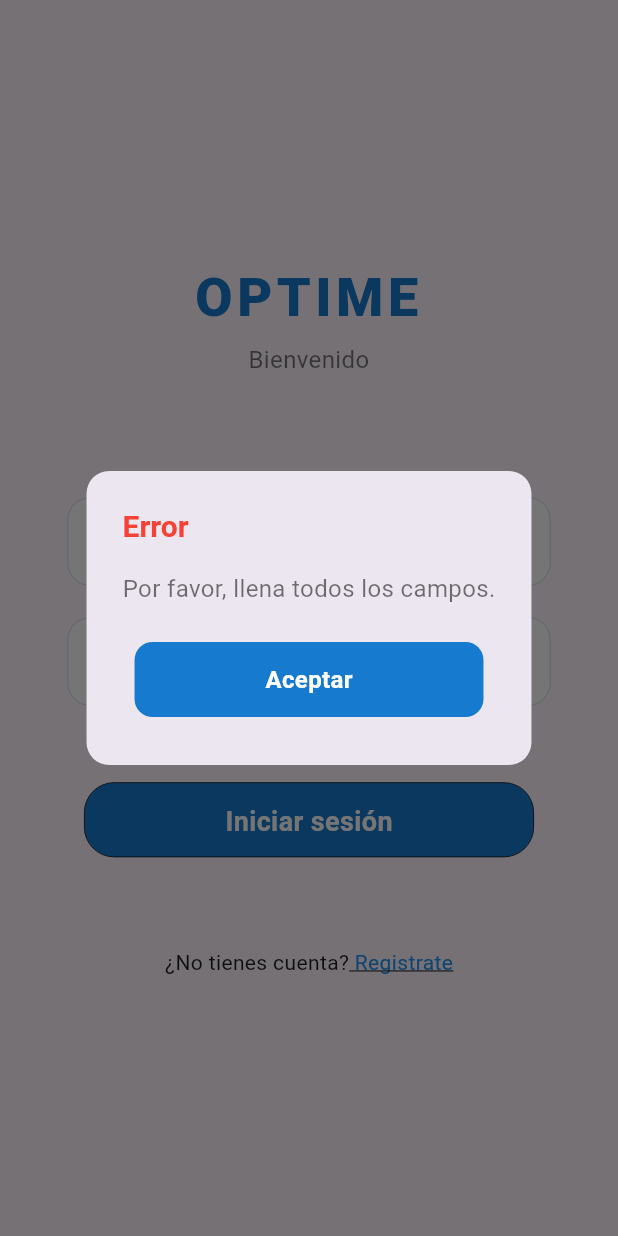
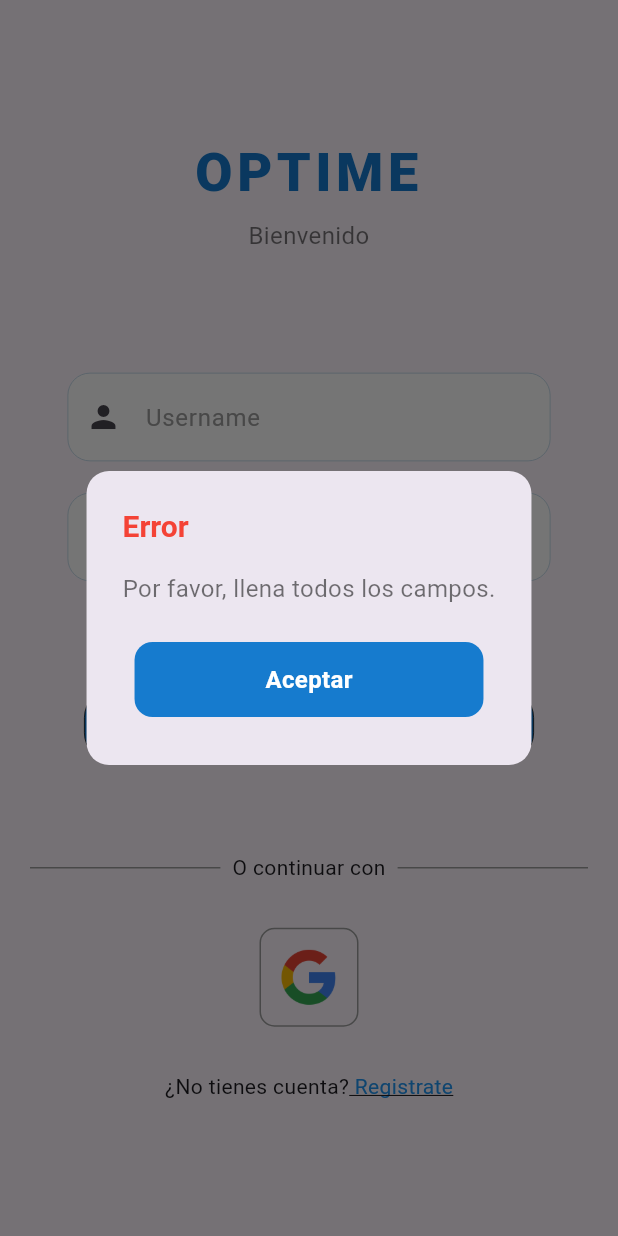
Before and after one commit to cristianOvando/optime-app-movil, a Flutter app: the screen it shows after launch, after a tap on "Iniciar sesión", on a phone screen of 412 x 824 dp. Run offline on Flutter 3.47's test engine with Material 3 defaults, Android fonts, the phone set to English and light mode, and no system bars; our stand-ins replace firebase_auth, firebase_core, flutter_dotenv, font_awesome_flutter, google_sign_in, percent_indicator and 2 more; missing offline and left inert: dart_amqp; accounts and stored records are empty.

Commit message:
[FIX] login with google

```diff
--- a/lib/main.dart
+++ b/lib/main.dart
@@ -1,17 +1,18 @@
 import 'package:flutter/material.dart';
+import 'package:firebase_core/firebase_core.dart';
+import 'package:flutter_dotenv/flutter_dotenv.dart';
+import 'package:optime/screens/login_screen.dart';
 import 'package:optime/screens/create_contact_screen.dart';
 import 'package:optime/screens/home_screen.dart';
-import 'package:optime/screens/login_screen.dart';
 import 'package:optime/screens/register_user_screen.dart.dart';
+import 'package:optime/screens/validate_code_screen.dart';
+import 'package:optime/screens/timer_screen.dart';
+import 'package:optime/screens/statistics_screen.dart';
+import 'package:optime/screens/settings_screen.dart';
 import 'package:optime/screens/schedule_screen.dart';
 import 'package:optime/screens/forum_screen.dart';
 import 'package:optime/screens/chatbot_screen.dart';
 import 'package:optime/screens/calendar_screen.dart';
-import 'package:optime/screens/settings_screen.dart';
-import 'package:optime/screens/statistics_screen.dart';
-import 'package:optime/screens/timer_screen.dart';
-import 'package:optime/screens/validate_code_screen.dart';
-import 'package:flutter_dotenv/flutter_dotenv.dart';
 
 Map<String, dynamic> config = {};
 
@@ -22,6 +23,13 @@ Future<void> loadConfig() async {
 
 Future<void> main() async {
   WidgetsFlutterBinding.ensureInitialized();
+
+  try {
+    await Firebase.initializeApp();
+    print("Firebase inicializado correctamente.");
+  } catch (e) {
+    print("Error al inicializar Firebase: $e");
+  }
 
   try {
     await dotenv.load(fileName: 'lib/assets/.env');
--- a/lib/screens/login_screen.dart
+++ b/lib/screens/login_screen.dart
@@ -1,8 +1,15 @@
 import 'package:flutter/material.dart';
+import '../services/auth_service_google.dart';
 import '../services/auth_service.dart';
 import '../utils/helpers.dart';
 import '../components/my_textfield.dart';
 import '../components/my_button.dart';
+
+const List<String> SCOPES = [
+  'https://www.googleapis.com/auth/classroom.courses.readonly',
+  'https://www.googleapis.com/auth/classroom.coursework.me',
+  'https://www.googleapis.com/auth/classroom.student-submissions.me.readonly'
+];
 
 class LoginScreen extends StatefulWidget {
   const LoginScreen({super.key});
@@ -16,6 +23,7 @@ class _LoginScreenState extends State<LoginScreen> {
   final passwordController = TextEditingController();
   bool isLoading = false;
   bool showForgotPassword = false;
+  final AuthServiceGoogle _authServiceGoogle = AuthServiceGoogle();
 
   void signIn() async {
     if (usernameController.text.isEmpty || passwordController.text.isEmpty) {
@@ -25,7 +33,7 @@ class _LoginScreenState extends State<LoginScreen> {
 
     setState(() => isLoading = true);
 
-  final result = await AuthService.login(
+    final result = await _authServiceGoogle.login(
       usernameController.text,
       passwordController.text,
     );
@@ -48,6 +56,26 @@ class _LoginScreenState extends State<LoginScreen> {
             ? result['message']
             : 'Error desconocido: ${result?['error'] ?? 'Sin detalles del error'}',
       );
+    }
+  }
+
+  void signInWithGoogle() async {
+    setState(() {
+      isLoading = true;
+    });
+
+    final user = await _authServiceGoogle.signInWithGoogle();
+
+    setState(() {
+      isLoading = false;
+    });
+
+    if (user != null) {
+      print('Inicio de sesión con Google exitoso: ${user.displayName}');
+
+      Navigator.pushNamed(context, '/Home');
+    } else {
+      Helpers.showErrorDialog(context, 'Hubo un error al iniciar sesión con Google.');
     }
   }
 
@@ -135,6 +163,28 @@ class _LoginScreenState extends State<LoginScreen> {
                 ),
                 fillColor: Colors.white,
               ),
+              const SizedBox(height: 20),
+              Align(
+                alignment: Alignment.centerRight,
+                child: showForgotPassword
+                    ? Padding(
+                        padding: const EdgeInsets.only(right: 30.0),
+                        child: GestureDetector(
+                          onTap: () {
+                            Navigator.pushNamed(context, '/Forgot-password');
+                          },
+                          child: const Text(
+                            '¿Olvidaste tu contraseña?',
+                            style: TextStyle(
+                              fontSize: 14,
+                              color: Color(0xFF167BCE),
+                              decoration: TextDecoration.underline,
+                            ),
+                          ),
+                        ),
+                      )
+                    : const SizedBox.shrink(),
+              ),
               const SizedBox(height: 50),
               isLoading
                   ? const CircularProgressIndicator()
@@ -156,6 +206,35 @@ class _LoginScreenState extends State<LoginScreen> {
 
 
               const SizedBox(height: 60),
+              Row(
+                children: const [
+                  Expanded(child: Divider(color: Colors.grey)),
+                  Padding(
+                    padding: EdgeInsets.symmetric(horizontal: 8.0),
+                    child: Text('O continuar con'),
+                  ),
+                  Expanded(child: Divider(color: Colors.grey)),
+                ],
+              ),
+              const SizedBox(height: 30),
+              GestureDetector(
+                onTap: () {
+
+                },
+                child: Container(
+                  padding: const EdgeInsets.all(12.0),
+                  decoration: BoxDecoration(
+                    border: Border.all(color: Colors.grey),
+                    borderRadius: BorderRadius.circular(10),
+                  ),
+                  child: Image.asset(
+                    'lib/assets/images/googleicon.png',
+                    height: 40,
+                    width: 40,
+                  ),
+                ),
+              ),
+              const SizedBox(height: 30),
               Row(
                 mainAxisAlignment: MainAxisAlignment.center,
                 children: [
--- a/pubspec.yaml
+++ b/pubspec.yaml
@@ -24,7 +24,9 @@ dependencies:
   dart_amqp: ^0.3.1
   stomp_dart_client: ^2.1.0
   socket_io_client: ^3.0.2
-
+  firebase_core: ^3.8.0
+  firebase_auth: ^5.3.3
+  google_sign_in: ^6.2.2
 
 
 
```
Also changed, not shown: lib/services/auth_service_google.dart (added, +61 -0 lines), 7 other files. Lines whose indentation alone changed are shown as unchanged.
